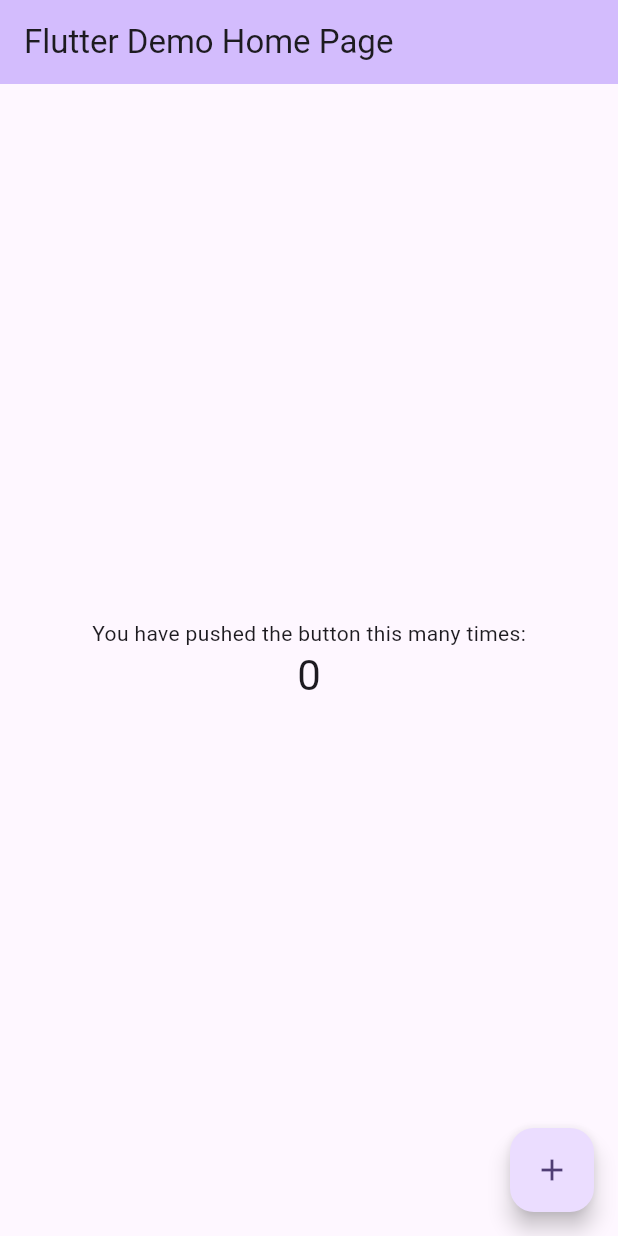
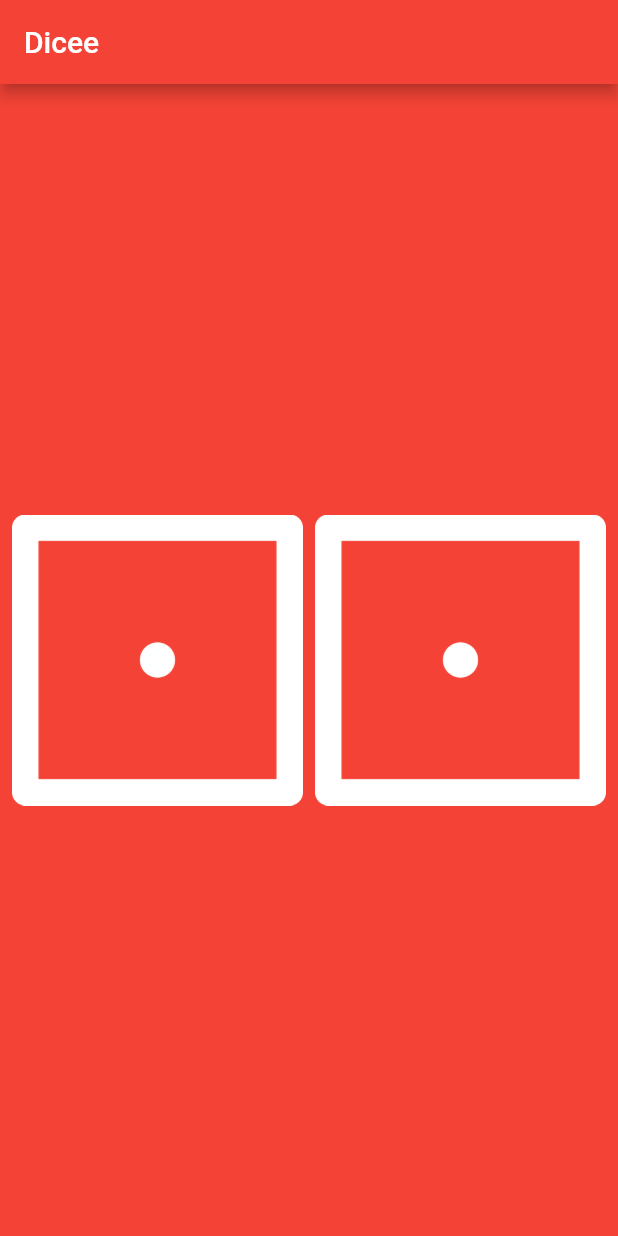
Before and after one commit to jahanzebnaeem/nexskillflutterdevbatch14, a Flutter app: the screen it shows after launch, on a phone screen of 412 x 824 dp. Run offline on Flutter 3.47's test engine with Material 2 defaults, Android fonts, the phone set to English and light mode, and no system bars.

```diff
--- a/dicee_app/lib/main.dart
+++ b/dicee_app/lib/main.dart
@@ -11,115 +11,60 @@ class MyApp extends StatelessWidget {
   @override
   Widget build(BuildContext context) {
     return MaterialApp(
-      title: 'Flutter Demo',
-      theme: ThemeData(
-        // This is the theme of your application.
-        //
-        // TRY THIS: Try running your application with "flutter run". You'll see
-        // the application has a blue toolbar. Then, without quitting the app,
-        // try changing the seedColor in the colorScheme below to Colors.green
-        // and then invoke "hot reload" (save your changes or press the "hot
-        // reload" button in a Flutter-supported IDE, or press "r" if you used
-        // the command line to start the app).
-        //
-        // Notice that the counter didn't reset back to zero; the application
-        // state is not lost during the reload. To reset the state, use hot
-        // restart instead.
-        //
-        // This works for code too, not just values: Most code changes can be
-        // tested with just a hot reload.
-        colorScheme: ColorScheme.fromSeed(seedColor: Colors.deepPurple),
-        useMaterial3: true,
+      home: Scaffold(
+        backgroundColor: Colors.red,
+        appBar: AppBar(
+          backgroundColor: Colors.red,
+          title: Text(
+            'Dicee',
+          ),
+        ),
+        body: DiceeApp(),
       ),
-      home: const MyHomePage(title: 'Flutter Demo Home Page'),
     );
   }
 }
 
-class MyHomePage extends StatefulWidget {
-  const MyHomePage({super.key, required this.title});
-
-  // This widget is the home page of your application. It is stateful, meaning
-  // that it has a State object (defined below) that contains fields that affect
-  // how it looks.
-
-  // This class is the configuration for the state. It holds the values (in this
-  // case the title) provided by the parent (in this case the App widget) and
-  // used by the build method of the State. Fields in a Widget subclass are
-  // always marked "final".
-
-  final String title;
+class DiceeApp extends StatefulWidget {
+  const DiceeApp({super.key});
 
   @override
-  State<MyHomePage> createState() => _MyHomePageState();
+  State<DiceeApp> createState() => _DiceeAppState();
 }
 
-class _MyHomePageState extends State<MyHomePage> {
-  int _counter = 0;
-
-  void _incrementCounter() {
-    setState(() {
-      // This call to setState tells the Flutter framework that something has
-      // changed in this State, which causes it to rerun the build method below
-      // so that the display can reflect the updated values. If we changed
-      // _counter without calling setState(), then the build method would not be
-      // called again, and so nothing would appear to happen.
-      _counter++;
-    });
-  }
-
+class _DiceeAppState extends State<DiceeApp> {
+  var leftDiceImage = 1;
   @override
   Widget build(BuildContext context) {
-    // This method is rerun every time setState is called, for instance as done
-    // by the _incrementCounter method above.
-    //
-    // The Flutter framework has been optimized to make rerunning build methods
-    // fast, so that you can just rebuild anything that needs updating rather
-    // than having to individually change instances of widgets.
-    return Scaffold(
-      appBar: AppBar(
-        // TRY THIS: Try changing the color here to a specific color (to
-        // Colors.amber, perhaps?) and trigger a hot reload to see the AppBar
-        // change color while the other colors stay the same.
-        backgroundColor: Theme.of(context).colorScheme.inversePrimary,
-        // Here we take the value from the MyHomePage object that was created by
-        // the App.build method, and use it to set our appbar title.
-        title: Text(widget.title),
+    return Center(
+      child: Row(
+        children: [
+          Expanded(
+            child: Padding(
+              padding: const EdgeInsets.fromLTRB(8.0, 8.0, 4.0, 8.0),
+              child: GestureDetector(
+                onTap: () {
+                  setState(() {
+                    leftDiceImage = 2;
+                  });
+                  print("Left button pressed with no $leftDiceImage");
+                },
+                child: Image(
+                  image: AssetImage("images/dice$leftDiceImage.png"),
+                ),
+              ),
+            ),
+          ),
+          Expanded(
+            child: Padding(
+              padding: const EdgeInsets.fromLTRB(4.0, 8.0, 8.0, 8.0),
+              child: Image(
+                image: AssetImage("images/dice1.png"),
+              ),
+            ),
+          ),
+        ],
       ),
-      body: Center(
-        // Center is a layout widget. It takes a single child and positions it
-        // in the middle of the parent.
-        child: Column(
-          // Column is also a layout widget. It takes a list of children and
-          // arranges them vertically. By default, it sizes itself to fit its
-          // children horizontally, and tries to be as tall as its parent.
-          //
-          // Column has various properties to control how it sizes itself and
-          // how it positions its children. Here we use mainAxisAlignment to
-          // center the children vertically; the main axis here is the vertical
-          // axis because Columns are vertical (the cross axis would be
-          // horizontal).
-          //
-          // TRY THIS: Invoke "debug painting" (choose the "Toggle Debug Paint"
-          // action in the IDE, or press "p" in the console), to see the
-          // wireframe for each widget.
-          mainAxisAlignment: MainAxisAlignment.center,
-          children: <Widget>[
-            const Text(
-              'You have pushed the button this many times:',
-            ),
-            Text(
-              '$_counter',
-              style: Theme.of(context).textTheme.headlineMedium,
-            ),
-          ],
-        ),
-      ),
-      floatingActionButton: FloatingActionButton(
-        onPressed: _incrementCounter,
-        tooltip: 'Increment',
-        child: const Icon(Icons.add),
-      ), // This trailing comma makes auto-formatting nicer for build methods.
     );
   }
 }
--- a/dicee_app/pubspec.yaml
+++ b/dicee_app/pubspec.yaml
@@ -59,8 +59,8 @@ flutter:
   uses-material-design: true
 
   # To add assets to your application, add an assets section, like this:
-  # assets:
-  #   - images/a_dot_burr.jpeg
+  assets:
+    - images/
   #   - images/a_dot_ham.jpeg
 
   # An image asset can refer to one or more resolution-specific "variants", see
```
Also changed, not shown: DICEE.png (added), dicee_app/images/dice1.png (added), dicee_app/images/dice2.png (added), dicee_app/images/dice3.png (added), dicee_app/images/dice4.png (added), dicee_app/images/dice5.png (added), dicee_app/images/dice6.png (added), 33 other files.
